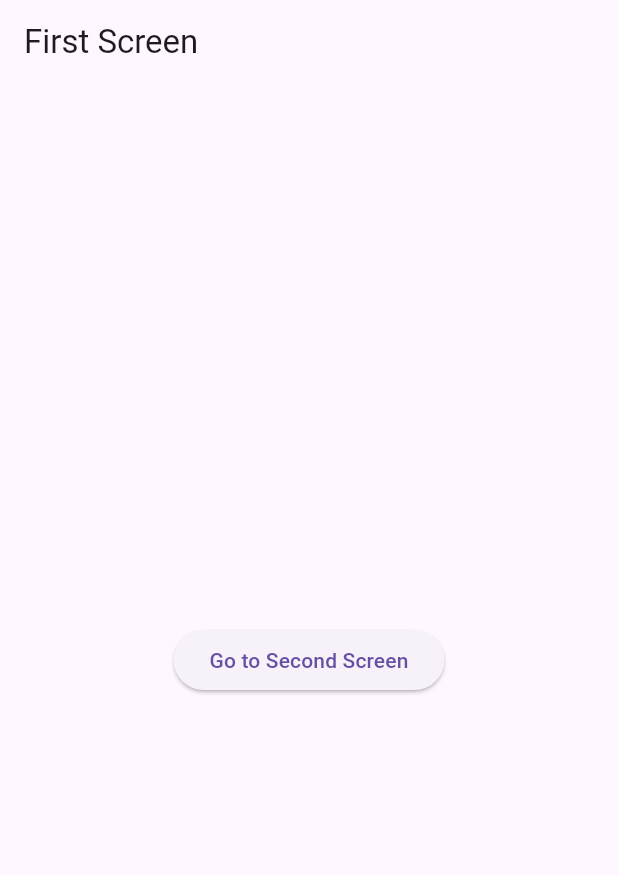
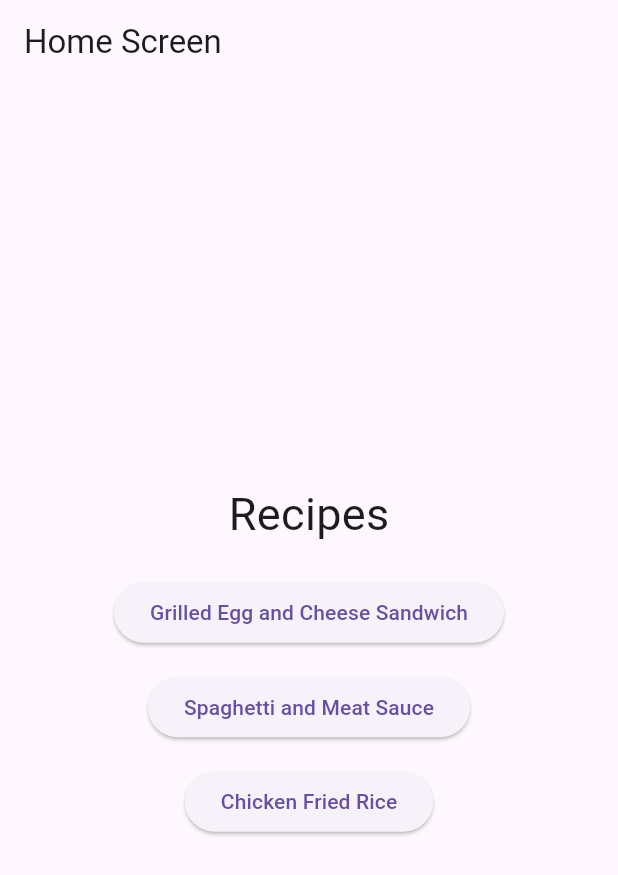
Before and after one commit to Mebibora/recipe_book, a Flutter app: the screen it shows after launch, on a phone screen of 412 x 824 dp. Shown: the top 875 px of the screen. Run offline on Flutter 3.47's test engine with Material 3 defaults, Android fonts, the phone set to English and light mode, and no system bars.

Commit message:
added 3 recipes

```diff
--- a/lib/home_screen.dart
+++ b/lib/home_screen.dart
@@ -4,13 +4,51 @@ class FirstScreen extends StatelessWidget {
   @override
   Widget build(BuildContext context) {
     return Scaffold(
-      appBar: AppBar(title: Text('First Screen')),
+      appBar: AppBar(title: Text('Home Screen')),
       body: Center(
-        child: ElevatedButton(
-          child: Text('Go to Second Screen'),
-          onPressed: () {
-            Navigator.pushNamed(context, '/second');
-          },
+        child: Column(
+          mainAxisAlignment: MainAxisAlignment.center,
+          children: [
+            Text(
+              'Recipes',
+              style: TextStyle(
+                fontSize: 30
+              ),
+            ),
+            SizedBox(height: 20),
+            ElevatedButton(
+              child: Text('Grilled Egg and Cheese Sandwich'),
+              onPressed: () {
+                Navigator.pushNamed(
+                  context,
+                  '/second',
+                  arguments: 'Ingredients: 2 slices of bread, 2 eggs, 1 slice of american cheese. Step 1: Whisk eggs in a small bowl and fry them in a pan on medium heat. Step 2: While eggs are still runny, lay each slice of bread on top of the eggs. Step 3: after 1 minute, flip the eggs and bread. Step 4: fold any egg excess egg onto the bread, and lay cheese on top of one side. Step 5: close the pieces together.',
+                );
+              },
+            ),
+            SizedBox(height: 15),
+            ElevatedButton(
+              child: Text('Spaghetti and Meat Sauce'),
+              onPressed: () {
+                Navigator.pushNamed(
+                  context,
+                  '/second',
+                  arguments: 'Ingredients: 1/2 pound of spaghetti, 1 pound of ground beef, 1 1/4 cup of marina sauce. Step 1: Get 1 quart of water to a rolling boil and add spaghetti to it. Step 2: Let boil for 8 minutes while occasionally stirring. Step 3: Cook ground beef in pan until brown. Step 4: Add marinara sauce to ground beef and heat on medium for 10 minutes.',
+                );
+              },
+            ),
+            SizedBox(height: 15),
+            ElevatedButton(
+              child: Text('Chicken Fried Rice'),
+              onPressed: () {
+                Navigator.pushNamed(
+                  context,
+                  '/second',
+                  arguments: 'Ingredients: 2 cups of rice, 2 eggs, 190g chicken breast, 2 stalks of green onions, 5 tsp of soy sauce, 1/2 tspp sugar, 1/4 tsp baking soda, 2 tsp of flour, 2 tsp of oil. Step 1: Cook rice and set aside. Step 2: Scramble eggs and set aside. Step 3: Cut the green onions into small pieces. Step 4: Cut up the chicken into small pieces and add the into a bowl with suagr, baking soda, flour, oil, and 2 tsp of soy sauce. Mix until evenly coated. Step 5: Stir fry the chicken until the inside is white. Step 6: Stir fry the rice and eggs with the remaining soy sauce. Step 7: Add the chicken and green onions.',
+                );
+              },
+            ),
+          ],
         ),
       ),
     );
```
Also changed, not shown: lib/details_screen.dart (+20 -6 lines).
